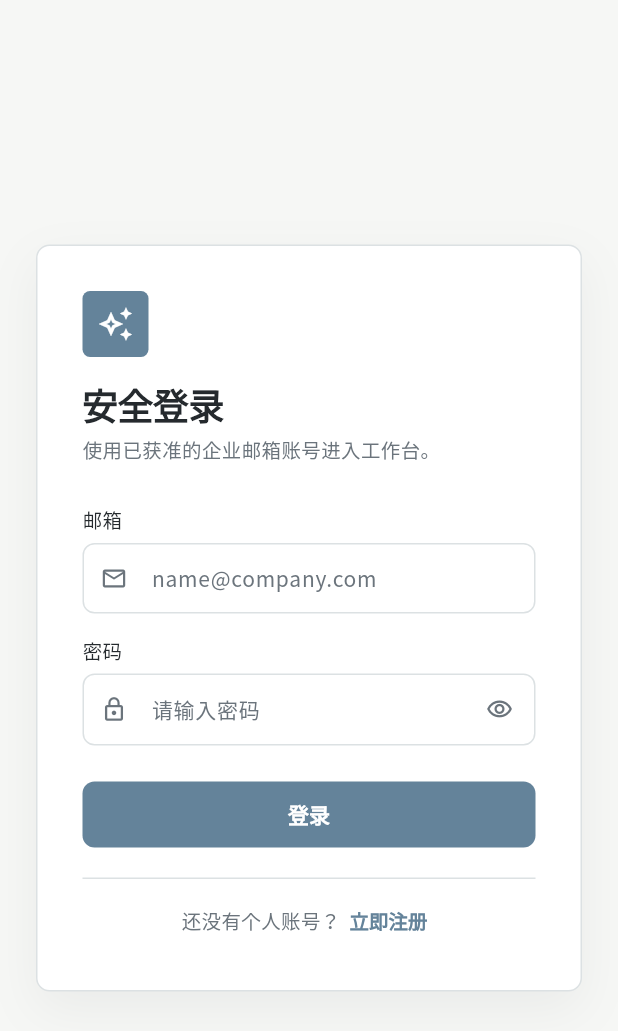
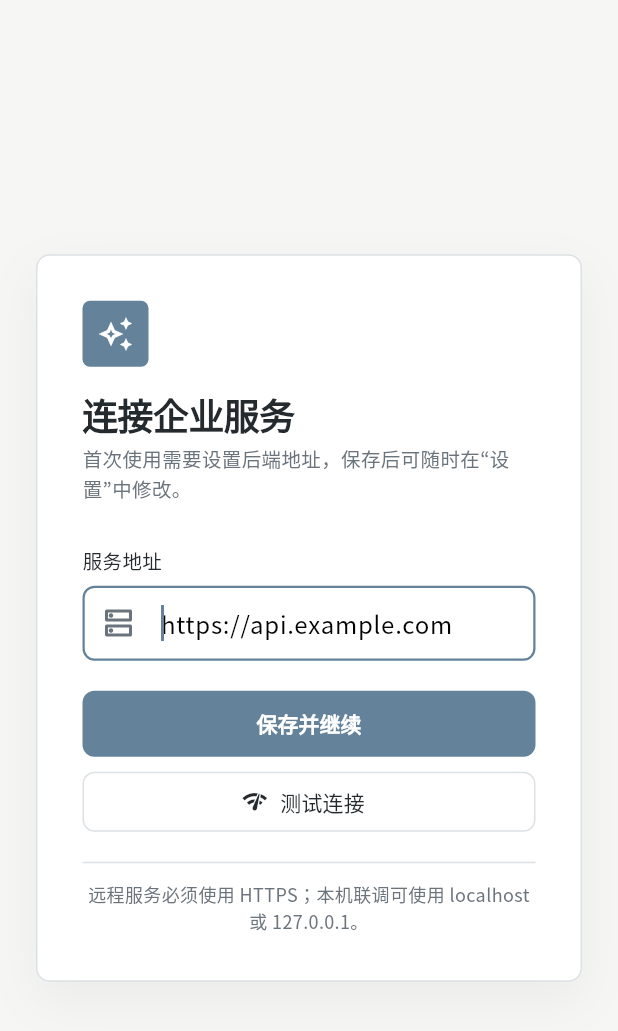
Before and after one commit to z987645344-arch/zhitian_app, a Flutter app: the screen it shows after launch, on a phone screen of 412 x 824 dp. Shown: the top 1031 px of the screen. Run offline on Flutter 3.47's test engine with Material 3 defaults, Android fonts, the light colour scheme and no system bars; our stand-ins replace file_picker, google_fonts, shared_preferences; missing offline and left inert: desktop_drop.

Commit message:
feat(windows): Release打包、服务地址引导与安装升级闭环
新增首次启动的服务地址引导页与设置页地址切换（切换时清除已有JWT，避免
跨后端串用凭据）；api_service统一基址处理与错误分类；补齐Windows Release
所需的应用图标、Runner资源与Inno Setup安装脚本。pubspec版本置为
2.6.0+260。

```diff
--- a/lib/main.dart
+++ b/lib/main.dart
@@ -2,6 +2,7 @@ import 'package:flutter/material.dart';
 import 'package:provider/provider.dart';
 import 'package:shared_preferences/shared_preferences.dart';
 
+import 'pages/backend_setup_page.dart';
 import 'pages/chat_page.dart';
 import 'pages/login_page.dart';
 import 'providers/chat_provider.dart';
@@ -13,10 +14,14 @@ Future<void> main() async {
   final prefs = await SharedPreferences.getInstance();
   final token = prefs.getString(ApiService.authTokenKey)?.trim();
   final sessionId = prefs.getString(ApiService.chatSessionIdKey)?.trim();
+  final backendUrl = prefs.getString(ApiService.backendUrlKey)?.trim();
+  final savedMode = prefs.getString(ApiService.chatModeKey)?.trim();
   runApp(
     ZhitianApp(
       isLoggedIn: token != null && token.isNotEmpty,
       initialSessionId: sessionId,
+      initialMode: savedMode,
+      hasConfiguredBackend: ApiService.isValidBackendUrl(backendUrl),
     ),
   );
 }
@@ -26,20 +31,29 @@ class ZhitianApp extends StatelessWidget {
     super.key,
     required this.isLoggedIn,
     this.initialSessionId,
+    this.initialMode,
+    this.hasConfiguredBackend = true,
   });
 
   final bool isLoggedIn;
   final String? initialSessionId;
+  final String? initialMode;
+  final bool hasConfiguredBackend;
 
   @override
   Widget build(BuildContext context) {
     return ChangeNotifierProvider(
-      create: (_) => ChatProvider(initialSessionId: initialSessionId),
+      create: (_) => ChatProvider(
+        initialSessionId: initialSessionId,
+        initialMode: initialMode,
+      ),
       child: MaterialApp(
         title: '知天',
         debugShowCheckedModeBanner: false,
         theme: AppTheme.light,
-        home: isLoggedIn ? const ChatPage() : const LoginPage(),
+        home: hasConfiguredBackend
+            ? (isLoggedIn ? const ChatPage() : const LoginPage())
+            : const BackendSetupPage(nextPage: LoginPage()),
       ),
     );
   }
--- /dev/null
+++ b/lib/pages/backend_setup_page.dart
@@ -0,0 +1,210 @@
+import 'package:flutter/material.dart';
+
+import '../services/api_service.dart';
+import '../theme/app_theme.dart';
+import '../widgets/auth_shell.dart';
+
+/// 首次启动服务地址引导。
+///
+/// 地址保存到SharedPreferences；完成后后续启动直接进入登录或工作台。
+/// 远程服务只接受HTTPS，本机联调可使用localhost/127.0.0.1的HTTP地址。
+class BackendSetupPage extends StatefulWidget {
+  const BackendSetupPage({super.key, required this.nextPage, this.apiService});
+
+  final Widget nextPage;
+  final ApiService? apiService;
+
+  @override
+  State<BackendSetupPage> createState() => _BackendSetupPageState();
+}
+
+class _BackendSetupPageState extends State<BackendSetupPage> {
+  late final ApiService _apiService = widget.apiService ?? ApiService();
+  final TextEditingController _controller = TextEditingController();
+
+  bool _isSaving = false;
+  bool _isTesting = false;
+  String? _errorText;
+  BackendConnectionResult? _connectionResult;
+
+  @override
+  void dispose() {
+    _controller.dispose();
+    super.dispose();
+  }
+
+  Future<void> _saveAndContinue() async {
+    if (_isSaving) return;
+    setState(() {
+      _isSaving = true;
+      _errorText = null;
+    });
+    try {
+      await _apiService.saveBackendUrl(_controller.text);
+      if (!mounted) return;
+      Navigator.of(context).pushReplacement(
+        MaterialPageRoute<void>(builder: (_) => widget.nextPage),
+      );
+    } catch (error) {
+      if (mounted) {
+        setState(() => _errorText = ApiService.userMessageFor(error));
+      }
+    } finally {
+      if (mounted) setState(() => _isSaving = false);
+    }
+  }
+
+  Future<void> _testConnection() async {
+    if (_isTesting) return;
+    setState(() {
+      _isTesting = true;
+      _errorText = null;
+      _connectionResult = null;
+    });
+    final result = await _apiService.checkBackendUrl(_controller.text);
+    if (!mounted) return;
+    setState(() {
+      _connectionResult = result;
+      _isTesting = false;
+    });
+  }
+
+  @override
+  Widget build(BuildContext context) {
+    return AuthShell(
+      title: '连接企业服务',
+      subtitle: '首次使用需要设置后端地址，保存后可随时在“设置”中修改。',
+      footer: const Text(
+        '远程服务必须使用 HTTPS；本机联调可使用 localhost 或 127.0.0.1。',
+        textAlign: TextAlign.center,
+        style: TextStyle(color: AppColors.textMuted, fontSize: 12, height: 1.5),
+      ),
+      children: [
+        const Text(
+          '服务地址',
+          style: TextStyle(
+            color: AppColors.text,
+            fontSize: 13,
+            fontWeight: FontWeight.w500,
+          ),
+        ),
+        const SizedBox(height: 7),
+        TextField(
+          key: const Key('backend_setup_url'),
+          controller: _controller,
+          keyboardType: TextInputType.url,
+          textInputAction: TextInputAction.done,
+          autofocus: true,
+          decoration: InputDecoration(
+            hintText: 'https://api.example.com',
+            prefixIcon: const Icon(Icons.dns_outlined),
+            filled: true,
+            fillColor: AppColors.surface,
+            border: OutlineInputBorder(
+              borderRadius: BorderRadius.circular(8),
+              borderSide: const BorderSide(color: AppColors.border),
+            ),
+            enabledBorder: OutlineInputBorder(
+              borderRadius: BorderRadius.circular(8),
+              borderSide: const BorderSide(color: AppColors.border),
+            ),
+          ),
+          onSubmitted: (_) => _saveAndContinue(),
+        ),
+        if (_errorText != null) ...[
+          const SizedBox(height: 12),
+          _InlineMessage(
+            icon: Icons.error_outline,
+            color: AppColors.error,
+            message: _errorText!,
+          ),
+        ],
+        if (_connectionResult != null) ...[
+          const SizedBox(height: 12),
+          _InlineMessage(
+            icon: _connectionResult!.status == 'ok'
+                ? Icons.check_circle_outline
+                : _connectionResult!.status == 'certificate_error'
+                ? Icons.gpp_bad_outlined
+                : Icons.warning_amber_outlined,
+            color: _connectionResult!.status == 'ok'
+                ? AppColors.success
+                : _connectionResult!.status == 'degraded'
+                ? AppColors.textMuted
+                : AppColors.error,
+            message: _connectionResult!.message,
+          ),
+        ],
+        const SizedBox(height: 20),
+        SizedBox(
+          height: 44,
+          child: FilledButton(
+            key: const Key('backend_setup_continue'),
+            onPressed: _isSaving ? null : _saveAndContinue,
+            child: _isSaving
+                ? const SizedBox.square(
+                    dimension: 18,
+                    child: CircularProgressIndicator(
+                      strokeWidth: 2,
+                      color: Colors.white,
+                    ),
+                  )
+                : const Text('保存并继续'),
+          ),
+        ),
+        const SizedBox(height: 10),
+        SizedBox(
+          height: 40,
+          child: OutlinedButton.icon(
+            key: const Key('backend_setup_test'),
+            onPressed: _isTesting ? null : _testConnection,
+            icon: _isTesting
+                ? const SizedBox.square(
+                    dimension: 16,
+                    child: CircularProgressIndicator(strokeWidth: 2),
+                  )
+                : const Icon(Icons.network_check_outlined, size: 18),
+            label: const Text('测试连接'),
+          ),
+        ),
+      ],
+    );
+  }
+}
+
+class _InlineMessage extends StatelessWidget {
+  const _InlineMessage({
+    required this.icon,
+    required this.color,
+    required this.message,
+  });
+
+  final IconData icon;
+  final Color color;
+  final String message;
+
+  @override
+  Widget build(BuildContext context) {
+    return Container(
+      padding: const EdgeInsets.all(12),
+      decoration: BoxDecoration(
+        color: color.withValues(alpha: 0.08),
+        borderRadius: BorderRadius.circular(8),
+        border: Border.all(color: color),
+      ),
+      child: Row(
+        crossAxisAlignment: CrossAxisAlignment.start,
+        children: [
+          Icon(icon, size: 18, color: color),
+          const SizedBox(width: 8),
+          Expanded(
+            child: Text(
+              message,
+              style: TextStyle(color: color, fontSize: 12, height: 1.4),
+            ),
+          ),
+        ],
+      ),
+    );
+  }
+}
--- a/lib/pages/file_preview_page.dart
+++ b/lib/pages/file_preview_page.dart
@@ -46,8 +46,7 @@ class _FilePreviewPageState extends State<FilePreviewPage> {
       if (mounted) setState(() => _error = '预览请求超时，请稍后重试');
     } catch (error) {
       if (mounted) {
-        final message = error.toString().replaceFirst('Exception: ', '');
-        setState(() => _error = message.isEmpty ? '文件预览失败' : message);
+        setState(() => _error = ApiService.userMessageFor(error));
       }
     } finally {
       if (mounted) setState(() => _loading = false);
--- a/lib/pages/register_page.dart
+++ b/lib/pages/register_page.dart
@@ -100,7 +100,7 @@ class _RegisterPageState extends State<RegisterPage> {
     } on TimeoutException {
       _showSendError(ApiService.timeoutErrorMessage);
     } catch (error) {
-      _showSendError(error.toString().replaceFirst('Exception: ', ''));
+      _showSendError(ApiService.userMessageFor(error));
     }
   }
 
@@ -156,7 +156,7 @@ class _RegisterPageState extends State<RegisterPage> {
     } on TimeoutException {
       _showError(ApiService.timeoutErrorMessage);
     } catch (error) {
-      _showError(error.toString().replaceFirst('Exception: ', ''));
+      _showError(ApiService.userMessageFor(error));
     }
   }
 
--- a/lib/providers/chat_provider.dart
+++ b/lib/providers/chat_provider.dart
@@ -10,11 +10,15 @@ import '../models/pending_attachment.dart';
 import '../services/api_service.dart';
 
 class ChatProvider extends ChangeNotifier {
-  ChatProvider({ChatStreamingService? apiService, String? initialSessionId})
-    : _apiService = apiService ?? ApiService(),
-      _sessionId = initialSessionId?.trim().isNotEmpty == true
-          ? initialSessionId!.trim()
-          : const Uuid().v4() {
+  ChatProvider({
+    ChatStreamingService? apiService,
+    String? initialSessionId,
+    String? initialMode,
+  }) : _apiService = apiService ?? ApiService(),
+       _sessionId = initialSessionId?.trim().isNotEmpty == true
+           ? initialSessionId!.trim()
+           : const Uuid().v4(),
+       _mode = initialMode == 'expert' ? 'expert' : 'fast' {
     unawaited(_persistSessionId());
   }
 
@@ -26,7 +30,7 @@ class ChatProvider extends ChangeNotifier {
 
   bool _isSending = false;
   bool _isThinking = false;
-  String _mode = 'fast';
+  String _mode;
 
   List<Message> get messages => List.unmodifiable(_messages);
   List<ChatSessionSummary> get sessions => List.unmodifiable(_sessions);
@@ -54,6 +58,7 @@ class ChatProvider extends ChangeNotifier {
       return;
     }
     _mode = mode;
+    unawaited(_persistMode());
     notifyListeners();
   }
 
@@ -175,6 +180,11 @@ class ChatProvider extends ChangeNotifier {
   Future<void> _persistSessionId() async {
     final prefs = await SharedPreferences.getInstance();
     await prefs.setString(ApiService.chatSessionIdKey, _sessionId);
+  }
+
+  Future<void> _persistMode() async {
+    final prefs = await SharedPreferences.getInstance();
+    await prefs.setString(ApiService.chatModeKey, _mode);
   }
 
   Future<void> addAttachment(File file) async {
--- a/pubspec.yaml
+++ b/pubspec.yaml
@@ -1,5 +1,5 @@
 name: zhitian_app
-description: "A new Flutter project."
+description: "知天企业知识助手 Windows 客户端"
 # The following line prevents the package from being accidentally published to
 # pub.dev using `flutter pub publish`. This is preferred for private packages.
 publish_to: 'none' # Remove this line if you wish to publish to pub.dev
@@ -11,7 +11,7 @@ publish_to: 'none' # Remove this line if you wish to publish to pub.dev
 # build by specifying --build-name and --build-number, respectively.
 # In Windows, build-name is used as the major, minor, and patch parts
 # of the product and file versions while build-number is used as the build suffix.
-version: 1.0.0+1
+version: 2.6.0+260
 
 environment:
   sdk: ^3.11.4
```
Also changed, not shown: lib/pages/files_page.dart (+12 -6 lines), lib/pages/login_page.dart (+1 -7 lines), lib/pages/settings_page.dart (+69 -27 lines), lib/pages/toolbox_page.dart (+5 -5 lines), lib/services/api_service.dart (+157 -34 lines), packaging/app_icon.svg (added), 10 other files.
